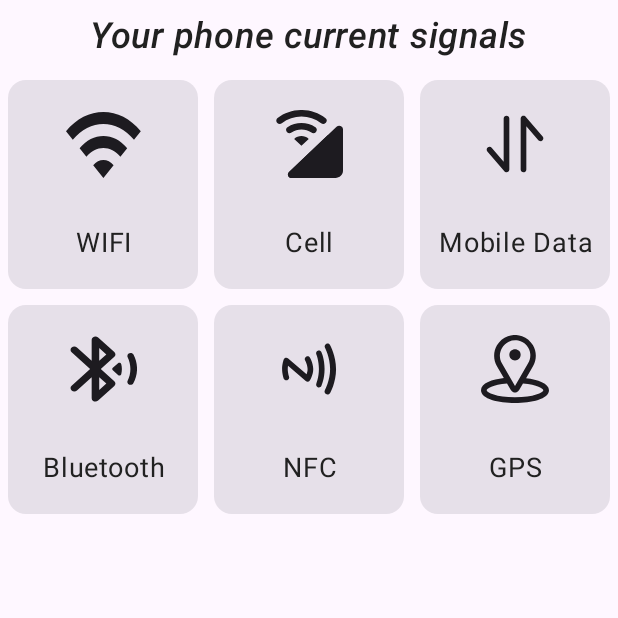
After one commit to sali1290/SignalDetector, an Android app built with Jetpack Compose: the SignalPresenceScreen screen opened through its navigation route, on a phone screen of 412 x 824 dp, the top half of it. The commit adds this screen. Run offline under Robolectric (Android 15) with nearby library versions, the phone set to English and light mode, and no system bars; our stand-ins replace Dagger/Hilt's generated code; libraries missing offline, so code that uses them is left out: com.blongho.country_data; 1 statement that could not run was skipped.

Commit message:
Implement SignalPresenceScreen

```diff
--- a/app/src/main/java/com/example/signaldetector/view/activity/MainActivity.kt
+++ b/app/src/main/java/com/example/signaldetector/view/activity/MainActivity.kt
@@ -14,6 +14,7 @@ import com.blongho.country_data.World
 import com.example.signaldetector.view.screens.MainScreen
 import com.example.signaldetector.view.screens.SIMInfoScreen
 import com.example.signaldetector.view.screens.Screen
+import com.example.signaldetector.view.screens.SignalPresenceScreen
 import com.example.signaldetector.view.screens.UserLocationScreen
 import com.example.signaldetector.view.theme.SignalDetectorTheme
 import dagger.hilt.android.AndroidEntryPoint
@@ -44,6 +45,9 @@ class MainActivity : ComponentActivity() {
                         composable(route = Screen.UserLocationScreen.route) {
                             UserLocationScreen()
                         }
+                        composable(route = Screen.SignalPresenceScreen.route) {
+                            SignalPresenceScreen()
+                        }
                     }
                 }
             }
--- /dev/null
+++ b/app/src/main/java/com/example/signaldetector/view/components/CustomButton.kt
@@ -0,0 +1,57 @@
+package com.example.signaldetector.view.components
+
+import androidx.compose.foundation.background
+import androidx.compose.foundation.clickable
+import androidx.compose.foundation.layout.Box
+import androidx.compose.foundation.layout.Row
+import androidx.compose.foundation.layout.Spacer
+import androidx.compose.foundation.layout.fillMaxSize
+import androidx.compose.foundation.layout.fillMaxWidth
+import androidx.compose.foundation.layout.height
+import androidx.compose.foundation.layout.width
+import androidx.compose.foundation.shape.CornerSize
+import androidx.compose.foundation.shape.RoundedCornerShape
+import androidx.compose.material3.Card
+import androidx.compose.material3.CardDefaults
+import androidx.compose.material3.Icon
+import androidx.compose.material3.Text
+import androidx.compose.runtime.Composable
+import androidx.compose.ui.Alignment
+import androidx.compose.ui.Modifier
+import androidx.compose.ui.graphics.Color
+import androidx.compose.ui.graphics.vector.ImageVector
+import androidx.compose.ui.unit.dp
+
+@Composable
+fun CustomButton(
+    text: String,
+    backgroundColor: Color,
+    onClick: () -> Unit,
+    icon: ImageVector? = null
+) {
+    Card(
+        modifier = Modifier
+            .fillMaxWidth()
+            .height(50.dp)
+            .clickable {
+                onClick.invoke()
+            },
+        elevation = CardDefaults.cardElevation(10.dp),
+        shape = RoundedCornerShape(corner = CornerSize(10.dp))
+    ) {
+        Box(
+            modifier = Modifier
+                .fillMaxSize()
+                .background(color = backgroundColor),
+            contentAlignment = Alignment.Center
+        ) {
+            Row(verticalAlignment = Alignment.CenterVertically) {
+                Text(text = text)
+                Spacer(modifier = Modifier.width(10.dp))
+                icon?.let {
+                    Icon(imageVector = icon, contentDescription = "Icon")
+                }
+            }
+        }
+    }
+}
--- a/app/src/main/java/com/example/signaldetector/view/screens/MainScreen.kt
+++ b/app/src/main/java/com/example/signaldetector/view/screens/MainScreen.kt
@@ -34,7 +34,8 @@ fun MainScreen(navController: NavController) {
     val mainScreenItems =
         listOf(
             AppFeature(title = stringResource(id = R.string.sim_cards), icon = R.drawable.ic_sim),
-            AppFeature(title = stringResource(R.string.location), icon = R.drawable.ic_location)
+            AppFeature(title = stringResource(R.string.location), icon = R.drawable.ic_location),
+            AppFeature(title = stringResource(R.string.signal_presence), icon = R.drawable.ic_cell),
         )
 
     Column(
@@ -58,6 +59,7 @@ fun MainScreen(navController: NavController) {
                     when (index) {
                         0 -> navController.navigate(Screen.SIMInfoScreen.route)
                         1 -> navController.navigate(Screen.UserLocationScreen.route)
+                        2 -> navController.navigate(Screen.SignalPresenceScreen.route)
                     }
                 }
             }
--- a/app/src/main/java/com/example/signaldetector/view/screens/Screen.kt
+++ b/app/src/main/java/com/example/signaldetector/view/screens/Screen.kt
@@ -8,4 +8,5 @@ sealed class Screen(val route: String) {
 
     data object UserLocationScreen : Screen(route = "UserLocationScreen")
 
+    data object SignalPresenceScreen : Screen(route = "SignalPresenceScreen")
 }
--- /dev/null
+++ b/app/src/main/java/com/example/signaldetector/view/screens/SignalPresenceScreen.kt
@@ -0,0 +1,106 @@
+package com.example.signaldetector.view.screens
+
+import androidx.compose.foundation.layout.Arrangement
+import androidx.compose.foundation.layout.Column
+import androidx.compose.foundation.layout.Spacer
+import androidx.compose.foundation.layout.fillMaxSize
+import androidx.compose.foundation.layout.fillMaxWidth
+import androidx.compose.foundation.layout.height
+import androidx.compose.foundation.layout.padding
+import androidx.compose.foundation.lazy.grid.GridCells
+import androidx.compose.foundation.lazy.grid.LazyVerticalGrid
+import androidx.compose.foundation.lazy.grid.itemsIndexed
+import androidx.compose.material3.Card
+import androidx.compose.material3.Icon
+import androidx.compose.material3.Text
+import androidx.compose.runtime.Composable
+import androidx.compose.ui.Alignment
+import androidx.compose.ui.Modifier
+import androidx.compose.ui.res.painterResource
+import androidx.compose.ui.res.stringResource
+import androidx.compose.ui.text.style.TextAlign
+import androidx.compose.ui.tooling.preview.Preview
+import androidx.compose.ui.unit.dp
+import com.example.signaldetector.R
+import com.example.signaldetector.view.components.CustomButton
+import com.example.signaldetector.view.theme.AccentColor
+import com.example.signaldetector.view.theme.Typography
+
+
+@Composable
+fun SignalPresenceScreen() {
+
+    val signalItems = listOf(
+        Signal(stringResource(R.string.wifi), R.drawable.ic_wifi),
+        Signal(stringResource(R.string.cell), R.drawable.ic_cell),
+        Signal(stringResource(R.string.mobile_data), R.drawable.ic_mobiledata),
+        Signal(stringResource(R.string.bluetooth), R.drawable.ic_bluetooth),
+        Signal(stringResource(R.string.nfc), R.drawable.ic_nfc),
+        Signal(stringResource(R.string.gps), R.drawable.ic_gps),
+    )
+
+    Column(horizontalAlignment = Alignment.CenterHorizontally) {
+        Text(
+            text = "Your phone current signals",
+            modifier = Modifier.padding(top = 10.dp),
+            style = Typography.titleLarge
+        )
+        Spacer(modifier = Modifier.height(10.dp))
+        LazyVerticalGrid(
+            columns = GridCells.Fixed(3),
+            modifier = Modifier.fillMaxSize(),
+        ) {
+            itemsIndexed(signalItems) { _, item ->
+                SignalItem(signal = item)
+            }
+        }
+
+        Spacer(modifier = Modifier.height(10.dp))
+
+        CustomButton(
+            text = "Calculate signal presence",
+            backgroundColor = AccentColor,
+            onClick = { })
+    }
+}
+
+@Composable
+private fun SignalItem(signal: Signal) {
+    Card(
+        modifier = Modifier
+            .fillMaxWidth()
+            .height(150.dp)
+            .padding(5.dp)
+    ) {
+        Column(
+            modifier = Modifier
+                .height(150.dp)
+                .padding(vertical = 20.dp),
+            horizontalAlignment = Alignment.CenterHorizontally,
+            verticalArrangement = Arrangement.SpaceBetween
+        ) {
+            Icon(
+                painter = painterResource(id = signal.icon),
+                contentDescription = "Icon",
+                modifier = Modifier.height(45.dp),
+            )
+            Text(
+                text = signal.name,
+                modifier = Modifier.fillMaxWidth(),
+                textAlign = TextAlign.Center,
+                style = Typography.bodyLarge
+            )
+        }
+    }
+}
+
+@Preview(showBackground = true)
+@Composable
+fun SignalPresenceScreenPreview() {
+    SignalPresenceScreen()
+}
+
+data class Signal(
+    val name: String,
+    val icon: Int
+)
--- a/app/src/main/java/com/example/signaldetector/view/screens/UserLocationScreen.kt
+++ b/app/src/main/java/com/example/signaldetector/view/screens/UserLocationScreen.kt
@@ -4,7 +4,6 @@ import android.content.Context
 import android.content.Intent
 import android.net.Uri
 import android.widget.Toast
-import androidx.compose.foundation.background
 import androidx.compose.foundation.clickable
 import androidx.compose.foundation.layout.Box
 import androidx.compose.foundation.layout.Column
@@ -17,14 +16,11 @@ import androidx.compose.foundation.layout.padding
 import androidx.compose.foundation.layout.width
 import androidx.compose.foundation.shape.CornerSize
 import androidx.compose.foundation.shape.RoundedCornerShape
-import androidx.compose.material.icons.Icons
-import androidx.compose.material.icons.filled.LocationOn
 import androidx.compose.material3.Card
 import androidx.compose.material3.CardDefaults
 import androidx.compose.material3.CircularProgressIndicator
 import androidx.compose.material3.DropdownMenu
 import androidx.compose.material3.DropdownMenuItem
-import androidx.compose.material3.Icon
 import androidx.compose.material3.Text
 import androidx.compose.runtime.Composable
 import androidx.compose.runtime.LaunchedEffect
@@ -43,10 +39,10 @@ import androidx.compose.ui.unit.dp
 import androidx.hilt.navigation.compose.hiltViewModel
 import com.example.signaldetector.R
 import com.example.signaldetector.model.utils.getCurrentCellInfo
+import com.example.signaldetector.view.components.CustomButton
 import com.example.signaldetector.view.theme.AccentColor
 import com.example.signaldetector.view.theme.Typography
 import com.example.signaldetector.viewmodel.CellLocationViewModel
-
 
 @Composable
 fun UserLocationScreen() {
@@ -137,29 +133,10 @@ fun UserLocationScreen() {
 
         Spacer(modifier = Modifier.height(10.dp))
 
-        Card(
-            modifier = Modifier
-                .fillMaxWidth()
-                .height(50.dp)
-                .clickable {
-                    openMapApp(context, latitude, longitude)
-                },
-            elevation = CardDefaults.cardElevation(10.dp),
-            shape = RoundedCornerShape(corner = CornerSize(10.dp))
-        ) {
-            Box(
-                modifier = Modifier
-                    .fillMaxSize()
-                    .background(color = AccentColor),
-                contentAlignment = Alignment.Center
-            ) {
-                Row(verticalAlignment = Alignment.CenterVertically) {
-                    Text(text = "Open map")
-                    Spacer(modifier = Modifier.width(10.dp))
-                    Icon(imageVector = Icons.Default.LocationOn, contentDescription = "Map")
-                }
-            }
-        }
+        CustomButton(
+            text = "Open map",
+            backgroundColor = AccentColor,
+            onClick = { openMapApp(context, latitude, longitude) })
     }
 
     LaunchedEffect(key1 = cellLocationState.error) {
--- /dev/null
+++ b/app/src/main/res/drawable/ic_bluetooth.xml
@@ -0,0 +1,12 @@
+<vector xmlns:android="http://schemas.android.com/apk/res/android"
+    android:width="200dp"
+    android:height="200dp"
+    android:viewportWidth="18"
+    android:viewportHeight="20">
+  <path
+      android:pathData="M12.98,8.28L11.6,9.66C11.4,9.86 11.4,10.17 11.6,10.37L12.98,11.75C13.26,12.03 13.73,11.9 13.83,11.52C13.94,11.02 14,10.52 14,10C14,9.49 13.94,8.99 13.82,8.52C13.73,8.14 13.26,8 12.98,8.28ZM17.1,5.78C16.85,5.23 16.12,5.11 15.7,5.54C15.44,5.8 15.39,6.18 15.53,6.52C15.99,7.59 16.25,8.76 16.25,9.99C16.25,11.23 15.99,12.41 15.52,13.48C15.38,13.8 15.43,14.17 15.68,14.42C16.09,14.83 16.78,14.71 17.03,14.19C17.66,12.89 18.01,11.43 18.01,9.89C18,8.44 17.68,7.04 17.1,5.78ZM8.41,10L12,6.42C12.39,6.03 12.39,5.4 12,5L7.71,0.71C7.08,0.08 6,0.52 6,1.41L6,7.59L2.11,3.7C1.72,3.31 1.09,3.31 0.7,3.7C0.31,4.09 0.31,4.72 0.7,5.11L5.59,10L0.7,14.89C0.31,15.28 0.31,15.91 0.7,16.3C1.09,16.69 1.72,16.69 2.11,16.3L6,12.41L6,18.59C6,19.48 7.08,19.93 7.71,19.3L12,15C12.39,14.61 12.39,13.98 12,13.58L8.41,10ZM8,3.83L9.88,5.71L8,7.59L8,3.83ZM8,16.17L8,12.41L9.88,14.29L8,16.17Z"
+      android:strokeWidth="1"
+      android:fillColor="#1D1D1D"
+      android:fillType="evenOdd"
+      android:strokeColor="#00000000"/>
+</vector>
--- /dev/null
+++ b/app/src/main/res/drawable/ic_cell.xml
@@ -0,0 +1,18 @@
+<vector xmlns:android="http://schemas.android.com/apk/res/android"
+    android:width="200dp"
+    android:height="200dp"
+    android:viewportWidth="18"
+    android:viewportHeight="19">
+  <path
+      android:pathData="M4.41,19L16,19C17.1,19 18,18.1 18,17L18,5.39C18,4.5 16.92,4.05 16.29,4.68L3.7,17.29C3.07,17.92 3.52,19 4.41,19Z"
+      android:strokeWidth="1"
+      android:fillColor="#D0D0D0"
+      android:fillType="evenOdd"
+      android:strokeColor="#00000000"/>
+  <path
+      android:pathData="M3.71,17.29C3.08,17.92 3.52,19 4.41,19L14,19L14,6.98L3.71,17.29ZM5.07,8.07L7,10L8.93,8.07C7.86,7.01 6.14,7.01 5.07,8.07ZM4.37,6.3C5.94,5.18 8.07,5.18 9.64,6.3C10,6.56 10.49,6.52 10.8,6.2C11.19,5.81 11.15,5.14 10.7,4.82C8.5,3.25 5.51,3.25 3.3,4.82C2.85,5.14 2.8,5.81 3.2,6.2C3.52,6.52 4.01,6.56 4.37,6.3ZM12.21,3.69C12.55,3.97 13.04,3.97 13.35,3.66L13.47,3.54C13.82,3.19 13.78,2.62 13.39,2.3C9.72,-0.75 4.37,-0.77 0.69,2.24C0.26,2.59 0.22,3.23 0.61,3.61C0.93,3.94 1.45,3.98 1.8,3.69C4.81,1.21 9.2,1.21 12.21,3.69Z"
+      android:strokeWidth="1"
+      android:fillColor="#1D1D1D"
+      android:fillType="evenOdd"
+      android:strokeColor="#00000000"/>
+</vector>
--- /dev/null
+++ b/app/src/main/res/drawable/ic_gps.xml
@@ -0,0 +1,12 @@
+<vector xmlns:android="http://schemas.android.com/apk/res/android"
+    android:width="200dp"
+    android:height="200dp"
+    android:viewportWidth="24"
+    android:viewportHeight="24">
+  <path
+      android:fillColor="#FF000000"
+      android:pathData="M15.92,15.23 L18.35,11a7.27,7.27 0,0 0,0 -7.35,7.35 7.35,0 0,0 -12.72,0 7.27,7.27 0,0 0,0 7.35l2.43,4.21C4,15.71 0,17 0,19.5 0,22.59 6.22,24 12,24s12,-1.41 12,-4.5C24,17 20,15.71 15.92,15.23ZM7.37,4.67A5.34,5.34 0,1 1,16.62 10L12,18 7.38,10A5.31,5.31 0,0 1,7.37 4.67ZM12,22C5.4,22 2,20.25 2,19.5c0,-0.53 2.15,-1.95 7.18,-2.38l1.35,2.33a1.7,1.7 0,0 0,2.94 0l1.35,-2.33C19.85,17.55 22,19 22,19.5 22,20.25 18.6,22 12,22Z"/>
+  <path
+      android:fillColor="#FF000000"
+      android:pathData="M12,7m-2,0a2,2 0,1 1,4 0a2,2 0,1 1,-4 0"/>
+</vector>
--- /dev/null
+++ b/app/src/main/res/drawable/ic_mobiledata.xml
@@ -0,0 +1,12 @@
+<vector xmlns:android="http://schemas.android.com/apk/res/android"
+    android:width="200dp"
+    android:height="200dp"
+    android:viewportWidth="512"
+    android:viewportHeight="512">
+  <path
+      android:fillColor="#FF000000"
+      android:pathData="M192,469.32a21.33,21.33 0,0 1,-16.2 -7.45l-128,-149.32A21.33,21.33 0,0 1,80.2 284.78l90.47,105.54V64.01a21.33,21.33 0,0 1,42.67 0V447.99A21.34,21.34 0,0 1,192 469.32Z"/>
+  <path
+      android:fillColor="#FF000000"
+      android:pathData="M320,469.32a21.33,21.33 0,0 1,-21.33 -21.33V64.01A21.33,21.33 0,0 1,336.2 50.13l128,149.32A21.33,21.33 0,1 1,431.8 227.22l-90.47,-105.54V447.99A21.33,21.33 0,0 1,320 469.32Z"/>
+</vector>
--- /dev/null
+++ b/app/src/main/res/drawable/ic_nfc.xml
@@ -0,0 +1,9 @@
+<vector xmlns:android="http://schemas.android.com/apk/res/android"
+    android:width="200dp"
+    android:height="200dp"
+    android:viewportWidth="48"
+    android:viewportHeight="48">
+  <path
+      android:pathData="M37,42c-0.3,0 -0.7,-0.1 -1,-0.3c-1,-0.5 -1.3,-1.8 -0.8,-2.7c0,-0.1 3.7,-6.8 3.7,-15S35.3,9 35.3,9c-0.5,-1 -0.2,-2.2 0.8,-2.7c1,-0.5 2.2,-0.2 2.7,0.8c0.2,0.3 4.3,7.6 4.3,17s-4.1,16.7 -4.3,17C38.4,41.6 37.7,42 37,42zM32.8,35.8c0.1,-0.2 2.2,-5 2.2,-11.8c0,-6.8 -2.1,-11.6 -2.2,-11.8c-0.4,-1 -1.6,-1.5 -2.6,-1c-1,0.4 -1.5,1.6 -1,2.6c0,0 1.8,4.3 1.8,10.2c0,5.9 -1.8,10.2 -1.8,10.2c-0.4,1 0,2.2 1,2.6c0.3,0.1 0.5,0.2 0.8,0.2C31.8,37 32.5,36.6 32.8,35.8zM23.3,33c0.6,-0.1 1.1,-0.5 1.4,-1c0.1,-0.2 2.3,-3.9 2.3,-8c0,-4.1 -2.2,-7.9 -2.3,-8c-0.6,-1 -1.8,-1.3 -2.7,-0.7c-1,0.6 -1.3,1.8 -0.7,2.7c0,0 1.7,3 1.7,6c0,1.3 -0.3,2.7 -0.7,3.7l-13,-11.2c-0.5,-0.4 -1.2,-0.6 -1.8,-0.4c-0.6,0.2 -1.2,0.6 -1.4,1.3C6.1,17.5 5,20.5 5,24c0,3.5 1.1,6.5 1.1,6.7c0.4,1 1.5,1.6 2.6,1.2c1,-0.4 1.6,-1.5 1.2,-2.6c0,0 -0.9,-2.6 -0.9,-5.3c0,-0.8 0.1,-1.6 0.2,-2.3l12.5,10.8c0.4,0.3 0.8,0.5 1.3,0.5C23.1,33 23.2,33 23.3,33z"
+      android:fillColor="#2196F3"/>
+</vector>
--- /dev/null
+++ b/app/src/main/res/drawable/ic_wifi.xml
@@ -0,0 +1,12 @@
+<vector xmlns:android="http://schemas.android.com/apk/res/android"
+    android:width="220dp"
+    android:height="200dp"
+    android:viewportWidth="22"
+    android:viewportHeight="16">
+  <path
+      android:pathData="M0,5L2,7C6.97,2.03 15.03,2.03 20,7L22,5C15.93,-1.07 6.08,-1.07 0,5ZM8,13L11,16L14,13C12.35,11.34 9.66,11.34 8,13ZM4,9L6,11C8.76,8.24 13.24,8.24 16,11L18,9C14.14,5.14 7.87,5.14 4,9Z"
+      android:strokeWidth="1"
+      android:fillColor="#1D1D1D"
+      android:fillType="evenOdd"
+      android:strokeColor="#00000000"/>
+</vector>
--- a/app/src/main/res/values/strings.xml
+++ b/app/src/main/res/values/strings.xml
@@ -17,4 +17,11 @@
     <string name="very_poor">Very poor</string>
     <string name="internet_is_not_connected">Internet is not connected</string>
     <string name="location">Location</string>
+    <string name="wifi">WIFI</string>
+    <string name="cell">Cell</string>
+    <string name="mobile_data">Mobile Data</string>
+    <string name="bluetooth">Bluetooth</string>
+    <string name="nfc">NFC</string>
+    <string name="gps">GPS</string>
+    <string name="signal_presence">Signal presence</string>
 </resources>
```
